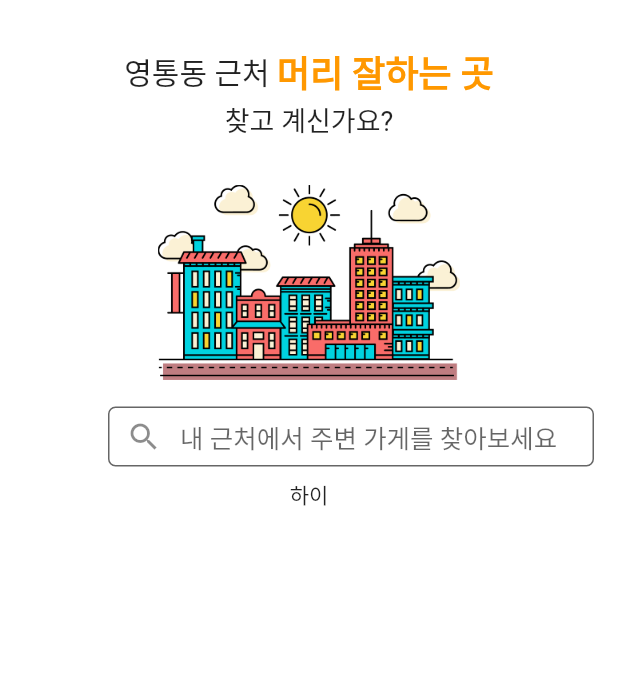
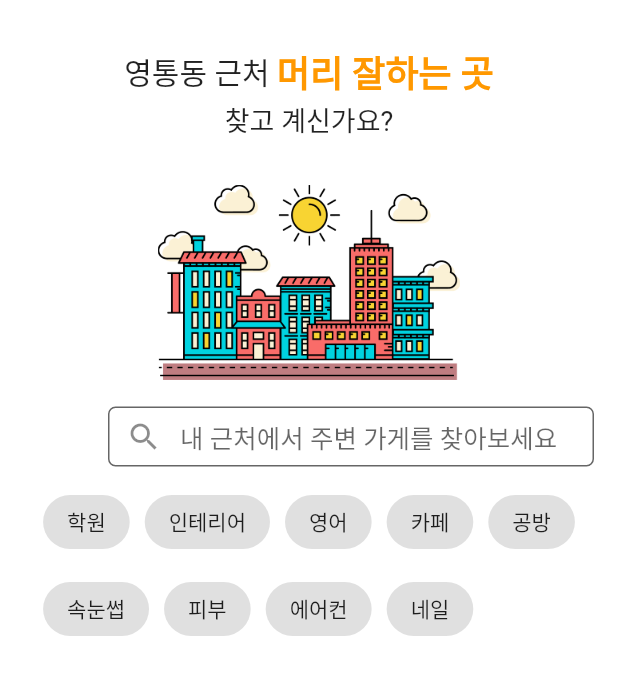
Before and after one commit to chb1828/-carrot-market-clone, a Flutter app: the NearBy screen opened directly, on a phone screen of 412 x 824 dp. Shown: the top 675 px of the screen. Run offline on Flutter 3.47's test engine with Material 2 defaults, Android fonts, the light colour scheme and no system bars; our stand-ins replace animated_text_kit; Roboto replaces fonts that are missing (Horizon).

Commit message:
여러가지 카테고리 버튼 생성

```diff
--- a/lib/nearby/nearby.dart
+++ b/lib/nearby/nearby.dart
@@ -1,3 +1,4 @@
+import 'package:flutter/cupertino.dart';
 import 'package:flutter/material.dart';
 import 'package:market_clone/nearby/changeString.dart';
 
@@ -33,7 +34,7 @@ class _NearByState extends State<NearBy> {
             SliverToBoxAdapter(
               child: Column(
                 children: [
-                  Text("하이")
+                  _CreateDynamicButton()
                 ],
               ),
             ),
@@ -58,7 +59,8 @@ class _NearByState extends State<NearBy> {
 
   Widget _searchSection = Container(
       height: 40.0,
-      child: TextField(
+      child:
+          TextField(
             style: TextStyle(
                 fontSize: 20.0,
                 height: 1.0,
@@ -78,7 +80,46 @@ class _NearByState extends State<NearBy> {
                     borderRadius: const BorderRadius.all(const Radius.circular(5.0))
                 )
             ),
+          ),
+  );
+
+  Widget _searchTagSection = Container(
+    child: Wrap(
+      children: [
+        Padding(
+          padding: EdgeInsets.all(3),
+          child: RaisedButton(
+            child: Text("하이"),
+          ),
+        ),
+      ],
     )
   );
+}
+
+class _CreateDynamicButton extends StatelessWidget{
+  //더미 데이터
+  final List<String> buttons = ["학원","인테리어","영어","카페","공방","속눈썹","피부","에어컨","네일"];
+  @override
+  Widget build(BuildContext context) {
+    return Container(
+      child: Wrap(
+        children: buttons.map((String button) {
+          return Padding(
+            padding: EdgeInsets.all(5),
+            child: ButtonTheme(
+              minWidth: 20,
+              child: FlatButton(
+                color: Colors.black12,
+                child: Text(button),
+                shape: RoundedRectangleBorder(borderRadius: new BorderRadius.circular(30.0)),
+                onPressed: () => {},
+              ),
+            )
+          );
+        }).toList()
+      ),
+    );
+  }
 
 }
```
Lines whose indentation alone changed are shown as unchanged.
